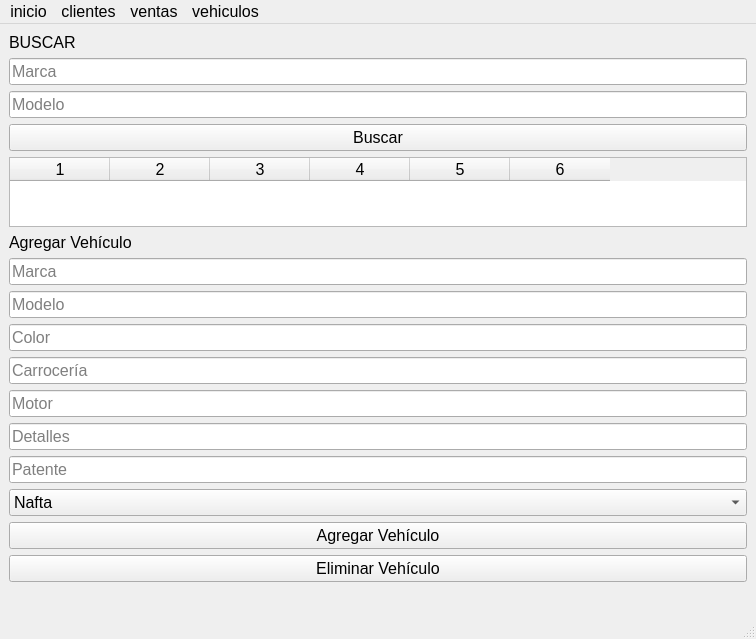
This is gui/vehiculos.ui in GabrielTrejo1/Prueba as Qt 5 draws it before an edit. The edited form follows.
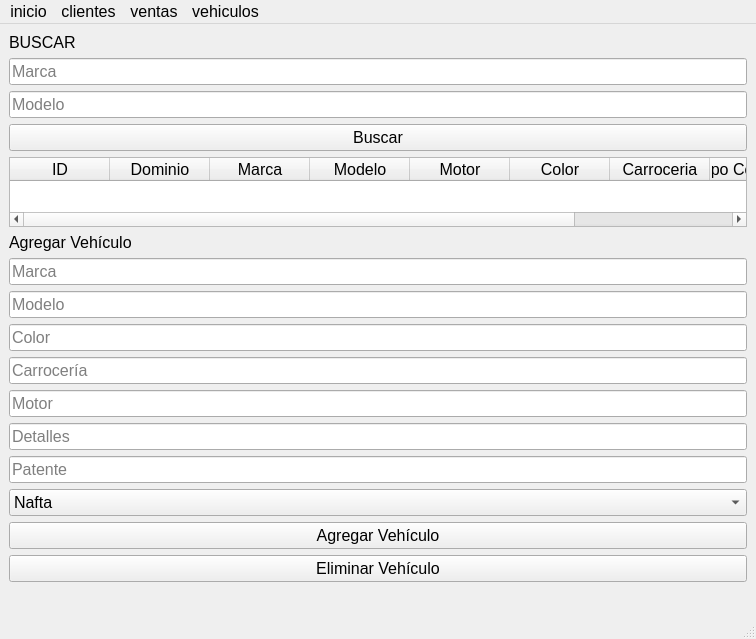
This is the edited form.

The edit to the form file:
```diff
--- a/gui/vehiculos.ui
+++ b/gui/vehiculos.ui
@@ -57,7 +57,7 @@
     <item>
      <widget class="QTableWidget" name="tblVehiculos">
       <property name="columnCount">
-       <number>6</number>
+       <number>9</number>
       </property>
       <property name="horizontalHeaderLabels" stdset="0">
        <stringlist>
@@ -69,12 +69,51 @@
         <string>Combustible</string>
        </stringlist>
       </property>
-      <column/>
-      <column/>
-      <column/>
-      <column/>
-      <column/>
-      <column/>
+      <column>
+       <property name="text">
+        <string>ID</string>
+       </property>
+      </column>
+      <column>
+       <property name="text">
+        <string>Dominio</string>
+       </property>
+      </column>
+      <column>
+       <property name="text">
+        <string>Marca</string>
+       </property>
+      </column>
+      <column>
+       <property name="text">
+        <string>Modelo</string>
+       </property>
+      </column>
+      <column>
+       <property name="text">
+        <string>Motor</string>
+       </property>
+      </column>
+      <column>
+       <property name="text">
+        <string>Color</string>
+       </property>
+      </column>
+      <column>
+       <property name="text">
+        <string>Carroceria</string>
+       </property>
+      </column>
+      <column>
+       <property name="text">
+        <string>Tipo Combustible</string>
+       </property>
+      </column>
+      <column>
+       <property name="text">
+        <string>Dealles</string>
+       </property>
+      </column>
      </widget>
     </item>
     <item>
```
Left out of the diff: 2 changed lines with no effect on the pictures.
